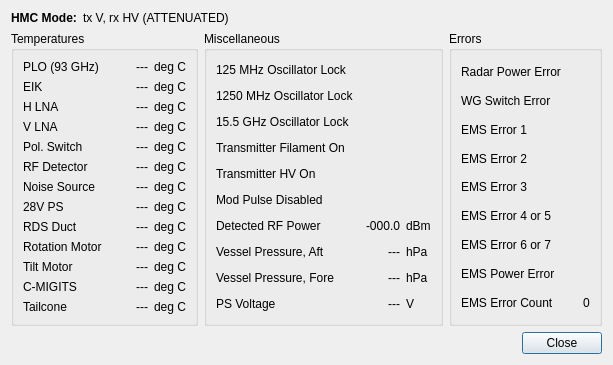
The window that src/hcrgui/Pmc730Details.ui (NCAR/HCR_instrument) describes before a commit, drawn with Qt 5.
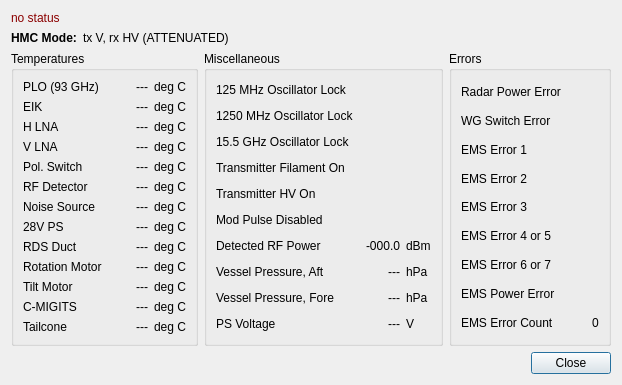
The same window after the commit. Icons and pictures are not drawn.

Diff of the .ui file:
```diff
--- a/src/hcrgui/Pmc730Details.ui
+++ b/src/hcrgui/Pmc730Details.ui
@@ -6,14 +6,21 @@
    <rect>
     <x>0</x>
     <y>0</y>
-    <width>613</width>
-    <height>347</height>
+    <width>622</width>
+    <height>376</height>
    </rect>
   </property>
   <property name="windowTitle">
    <string>PMC-730 Details</string>
   </property>
   <layout class="QVBoxLayout" name="verticalLayout">
+   <item>
+    <widget class="QLabel" name="statusLabel">
+     <property name="text">
+      <string>&lt;font color='DarkRed'&gt;no status&lt;/font&gt;</string>
+     </property>
+    </widget>
+   </item>
    <item>
     <widget class="QWidget" name="hmcModeBox" native="true">
      <layout class="QHBoxLayout" name="horizontalLayout_2">
```
Left out of the diff: 8 changed lines with no effect on the pictures.
